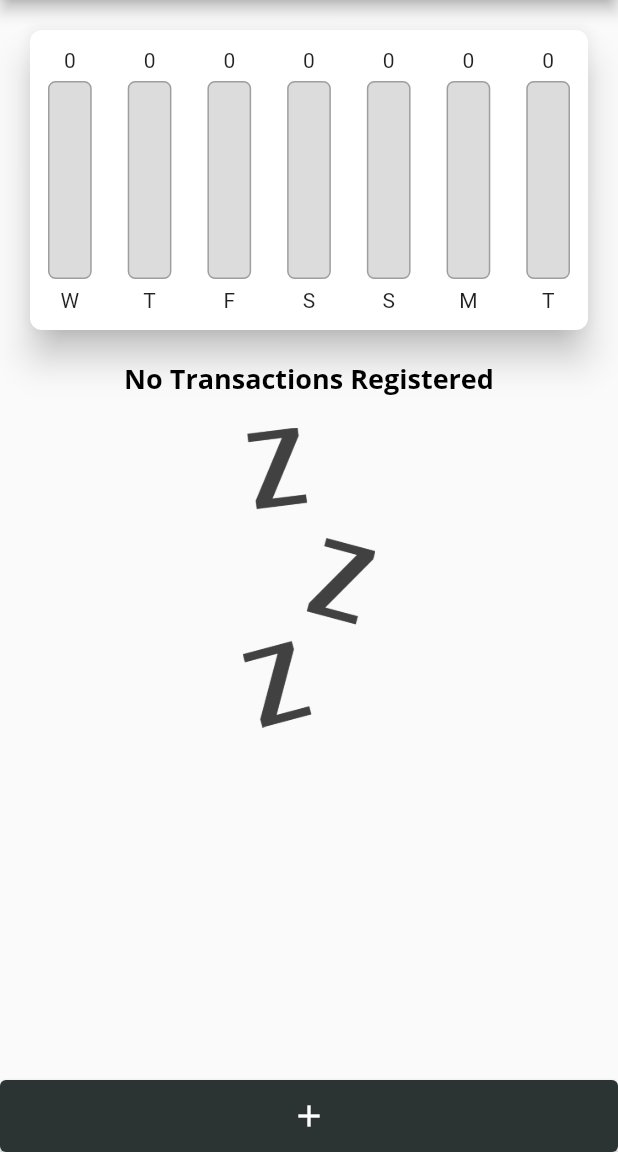
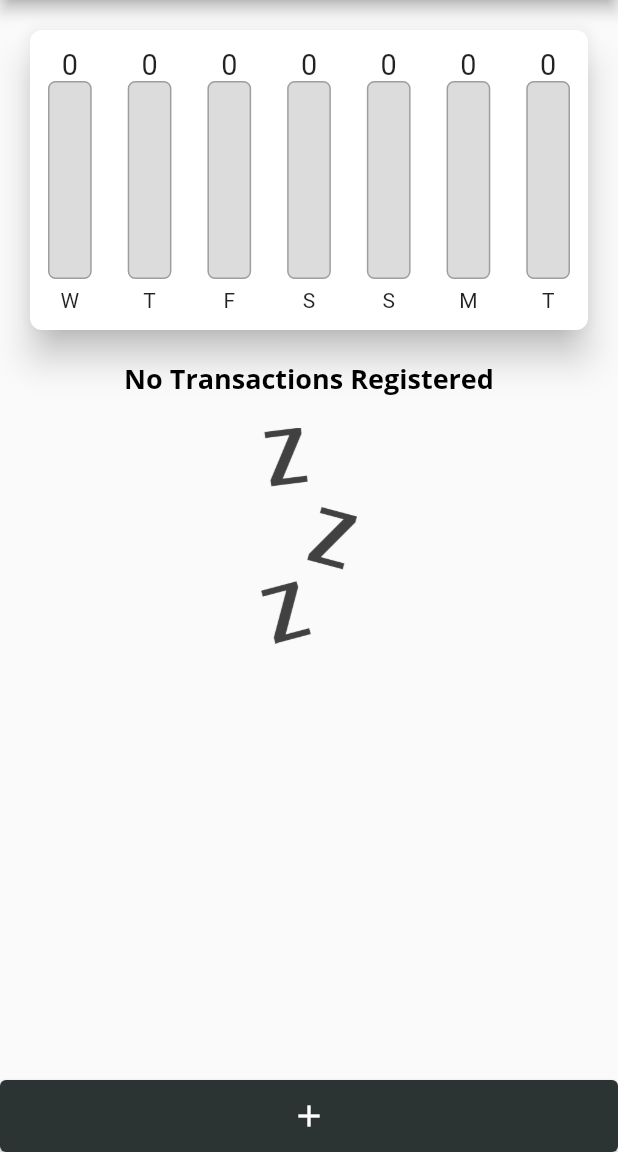
Before and after one commit to FabioFSS/flutter-course, a Flutter app: the screen it shows after launch, on a phone screen of 412 x 824 dp, the part 84-1236 px from its top. Run offline on Flutter 3.47's test engine with Material 2 defaults, Android fonts, the phone set to English and light mode, and no system bars; our stand-ins replace sqflite; accounts and stored records are empty.

Commit message:
updated landscape layout

```diff
--- a/personal_expenses/lib/components/chart_bar.dart
+++ b/personal_expenses/lib/components/chart_bar.dart
@@ -23,8 +23,10 @@ class ChartBar extends StatelessWidget {
         children: [
           Expanded(
             flex: 1,
-            child: Text(
-              numberFormat.format(value),
+            child: FittedBox(
+              child: Text(
+                numberFormat.format(value),
+              ),
             ),
           ),
           Expanded(
@@ -58,8 +60,10 @@ class ChartBar extends StatelessWidget {
             flex: 1,
             child: Align(
               alignment: Alignment.bottomCenter,
-              child: Text(
-                label,
+              child: FittedBox(
+                child: Text(
+                  label,
+                ),
               ),
             ),
           ),
--- a/personal_expenses/lib/components/transaction_form.dart
+++ b/personal_expenses/lib/components/transaction_form.dart
@@ -57,7 +57,9 @@ class _TransactionFormState extends State<TransactionForm> {
 
   @override
   Widget build(BuildContext context) {
-    return Card(
+    return SingleChildScrollView(
+      padding: MediaQuery.of(context).viewInsets,
+      child: Card(
         elevation: 5,
         child: Padding(
           padding: const EdgeInsets.all(10.0),
@@ -113,6 +115,7 @@ class _TransactionFormState extends State<TransactionForm> {
             ],
           ),
         ),
+      ),
     );
   }
 }
--- a/personal_expenses/lib/components/transaction_list.dart
+++ b/personal_expenses/lib/components/transaction_list.dart
@@ -17,7 +17,8 @@ class TransactionList extends StatelessWidget {
     return Expanded(
       flex: 10,
       child: transactions.isEmpty
-          ? Column(
+          ? LayoutBuilder(builder: (context, constraints) {
+              return Column(
                 children: [
                   Text(
                     'No Transactions Registered',
@@ -27,14 +28,15 @@ class TransactionList extends StatelessWidget {
                     padding: EdgeInsets.all(10),
                   ),
                   SizedBox(
-                  height: 200,
+                    height: constraints.maxHeight * 0.3,
                     child: Image.asset(
                       'assets/images/waiting.png',
                       fit: BoxFit.cover,
                     ),
                   ),
                 ],
-            )
+              );
+            })
           : ListView.builder(
               shrinkWrap: true,
               itemCount: transactions.length,
--- a/personal_expenses/lib/main.dart
+++ b/personal_expenses/lib/main.dart
@@ -1,4 +1,3 @@
-import 'dart:math';
 import 'package:flutter/material.dart';
 import 'package:personal_expenses/components/transaction_form.dart';
 import 'components/transaction_list.dart';
@@ -54,6 +53,7 @@ class HomePage extends StatefulWidget {
 
 class _HomePageState extends State<HomePage> {
   List<Transaction> _transactions = [];
+  bool _showChart = false;
 
   void _refreshTransactions() async {
     final data = await TransactionHelper.transactions();
@@ -97,6 +97,7 @@ class _HomePageState extends State<HomePage> {
 
   _openTransactionForm(BuildContext context) {
     showModalBottomSheet(
+      isScrollControlled: true,
       context: context,
       builder: (_) {
         return TransactionForm(
@@ -108,6 +109,9 @@ class _HomePageState extends State<HomePage> {
 
   @override
   Widget build(BuildContext context) {
+    bool isLandscape =
+        MediaQuery.of(context).orientation == Orientation.landscape;
+
     return Scaffold(
       appBar: AppBar(
         centerTitle: true,
@@ -115,18 +119,29 @@ class _HomePageState extends State<HomePage> {
           'Personal Expenses',
         ),
         actions: [
+          if (isLandscape)
+            IconButton(
+              icon: Icon(_showChart ? Icons.list : Icons.pie_chart),
+              onPressed: () {
+                setState(() {
+                  _showChart = !_showChart;
+                });
+              },
+            ),
           IconButton(
             onPressed: () => _openTransactionForm(context),
             icon: const Icon(Icons.add),
-          )
+          ),
         ],
       ),
       body: Column(
         crossAxisAlignment: CrossAxisAlignment.stretch,
         children: [
+          if (_showChart || !isLandscape)
             Chart(
               recentTransactions: _recentTransactions,
             ),
+          if (!_showChart || !isLandscape)
             TransactionList(
               transactions: _transactions,
               onRemove: _deleteTransaction,
--- a/personal_expenses/lib/models/transaction_helper.dart
+++ b/personal_expenses/lib/models/transaction_helper.dart
@@ -46,9 +46,12 @@ class TransactionHelper {
   static Future<void> updateTransaction(Transaction transaction) async {
     final db = await TransactionHelper.db();
 
+    final transactionMap = transaction.toMap();
+    transactionMap['date'] = transactionMap['date'].toString();
+
     await db.update(
       'transactions',
-      transaction.toMap(),
+      transactionMap,
       where: 'id = ?',
       whereArgs: [transaction.id],
     );
```
Lines whose indentation alone changed are shown as unchanged.
